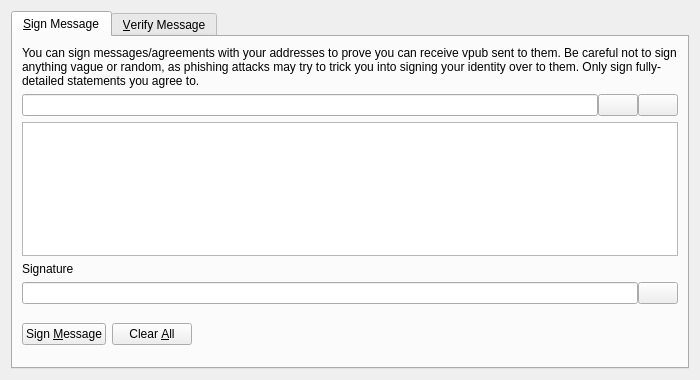
This is src/qt/forms/signverifymessagedialog.ui in vpubchain/vircle-core as Qt 5 draws it before an edit. The edited form follows.
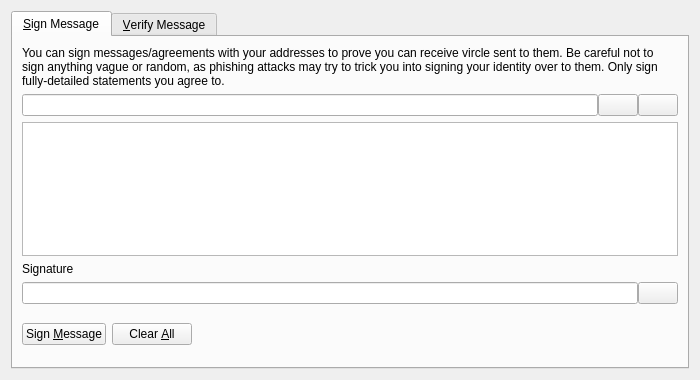
This is the edited form. Icons and pictures are not drawn. Custom widgets are drawn as their Qt base class.

Commit message: modify 'vpub' to 'vircle'

What changed in the file:
```diff
--- a/src/qt/forms/signverifymessagedialog.ui
+++ b/src/qt/forms/signverifymessagedialog.ui
@@ -30,7 +30,7 @@
        <item>
         <widget class="QLabel" name="infoLabel_SM">
          <property name="text">
-          <string>You can sign messages/agreements with your addresses to prove you can receive vpub sent to them. Be careful not to sign anything vague or random, as phishing attacks may try to trick you into signing your identity over to them. Only sign fully-detailed statements you agree to.</string>
+          <string>You can sign messages/agreements with your addresses to prove you can receive vircle sent to them. Be careful not to sign anything vague or random, as phishing attacks may try to trick you into signing your identity over to them. Only sign fully-detailed statements you agree to.</string>
          </property>
          <property name="textFormat">
           <enum>Qt::PlainText</enum>
```
The commit also changes 32 other files.
